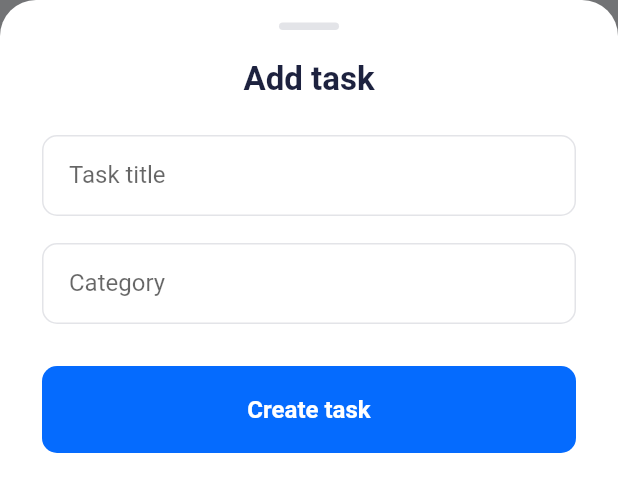
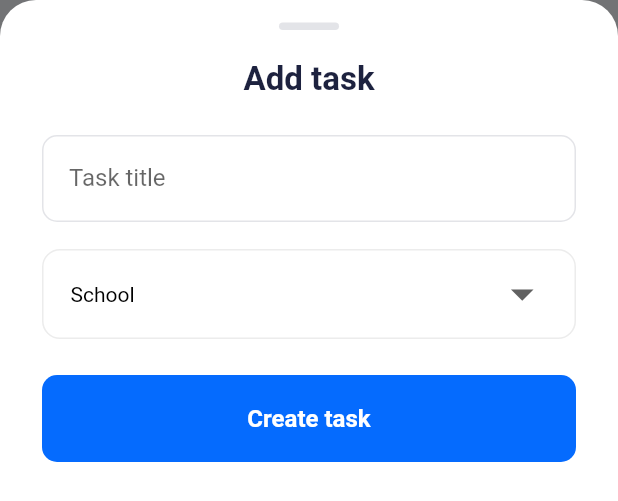
Before and after one commit to godwinnebri/Todoey-app, a Flutter app: the AddTaskScreen widget shown alone on an empty page, opened directly with empty values, on a phone screen of 412 x 824 dp. Shown: the top 501 px of the screen. Run offline on Flutter 3.47's test engine with Material 2 defaults, Android fonts, the phone set to English and light mode, and no system bars; our stand-ins replace iconsax, lottie; missing offline and left inert: dart:ffi; network calls fail.

Commit message:
🎉 some cool features

```diff
--- a/lib/main.dart
+++ b/lib/main.dart
@@ -14,7 +14,7 @@ class MyApp extends StatelessWidget {
       theme: ThemeData(
         primarySwatch: Colors.blue,
       ),
-      home: TasksScreen(),
+      home: const TasksScreen(),
     );
   }
 }
--- a/lib/models/task.dart
+++ b/lib/models/task.dart
@@ -1,6 +1,8 @@
+import 'package:todoey_two/utils/category_enum.dart';
+
 class Task {
   final String name;
-  final String category;
+  final TaskCategory? category;
 
   bool isDone;
 
@@ -12,6 +14,5 @@ class Task {
 
   void toggleDone() {
     isDone = !isDone;
-
   }
 }
--- a/lib/screens/add_task_screen.dart
+++ b/lib/screens/add_task_screen.dart
@@ -1,16 +1,24 @@
 import 'package:flutter/material.dart';
 import 'package:todoey_two/constants/color_constants.dart';
+import 'package:todoey_two/utils/category_enum.dart';
 import 'package:todoey_two/widgets/buttons/primary_buttton.dart';
-import 'package:todoey_two/widgets/textfields/textfield(title).dart';
+import 'package:todoey_two/widgets/textfield.dart';
 
-class AddTaskScreen extends StatelessWidget {
-  AddTaskScreen(this.addTaskCallback);
+class AddTaskScreen extends StatefulWidget {
+  const AddTaskScreen(this.addTaskCallback, {super.key});
   final Function addTaskCallback;
 
+  @override
+  State<AddTaskScreen> createState() => _AddTaskScreenState();
+}
+
+class _AddTaskScreenState extends State<AddTaskScreen> {
+  final TextEditingController titleController = TextEditingController();
+
+  TaskCategory? selectedCategory = TaskCategory.values.first;
+
+  @override
   Widget build(BuildContext context) {
-    String newTaskTitle = '';
-    String newTaskCategory = '';
-
     return Container(
       color: const Color(0xff727375),
       child: Container(
@@ -44,115 +52,67 @@ class AddTaskScreen extends StatelessWidget {
               const SizedBox(height: 24),
 
               //tasktitle textfield
-              Padding(
-                padding: const EdgeInsets.symmetric(horizontal: 28),
-                child: Container(
-                  height: 54,
-                  child: TextFormField(
-                    // autofocus: true,
-                    //focusNode: _focusNode,
-                    //  onTap: _requestFocus,
-                    // controller: inputController,
-                    onChanged: (newText) {
-                      newTaskTitle = newText;
-                    },
-                    keyboardType: TextInputType.text,
-                    style: const TextStyle(fontSize: 16, color: Colors.black),
-                    decoration: InputDecoration(
-                      label: Text('Task title'),
-                      labelStyle: const TextStyle(
-                          // color: _focusNode.hasFocus ? primaryColor : grey,
-                          fontSize: 16),
-
-                      // prefixIcon: Icon(Icons.email),
-                      filled: false,
-                      //fillColor: accentColor,
-                      hintText: 'Enter task title',
-                      hintStyle: TextStyle(color: Colors.grey.withOpacity(.75)),
-                      contentPadding: const EdgeInsets.symmetric(
-                          vertical: 20.0, horizontal: 18.0),
-                      border: const OutlineInputBorder(
-                        borderSide: BorderSide(color: grey, width: 1.0),
-                        borderRadius: BorderRadius.all(Radius.circular(10.0)),
-                      ),
-                      focusedBorder: const OutlineInputBorder(
-                        borderSide: BorderSide(color: primaryColor, width: 1.0),
-                        borderRadius: BorderRadius.all(Radius.circular(10.0)),
-                      ),
-                      errorBorder: const OutlineInputBorder(
-                        borderSide: BorderSide(color: Colors.red, width: 1.0),
-                        borderRadius: BorderRadius.all(Radius.circular(10.0)),
-                      ),
-                      enabledBorder: OutlineInputBorder(
-                        borderSide: BorderSide(
-                            color: grey.withOpacity(0.2), width: 1.0),
-                        borderRadius: BorderRadius.all(Radius.circular(10.0)),
-                      ),
-                    ),
-                  ),
-                ),
+              TextFieldWidget(
+                labelText: 'Task title',
+                hintText: 'Enter task title',
+                controller: titleController,
               ),
 
               const SizedBox(height: 18),
 
-              //description textfield
-              Padding(
-                padding: const EdgeInsets.symmetric(horizontal: 28),
-                child: Container(
-                  height: 54,
-                  child: TextFormField(
-                    // autofocus: true,
-                    //focusNode: _focusNode,
-                    //  onTap: _requestFocus,
-                    // controller: inputController,
-                    onChanged: (newText) {
-                      newTaskCategory = newText;
-                    },
-                    keyboardType: TextInputType.text,
-                    style: const TextStyle(fontSize: 16, color: Colors.black),
-                    decoration: InputDecoration(
-                      label: Text('Category'),
-                      labelStyle: const TextStyle(
-                          // color: _focusNode.hasFocus ? primaryColor : grey,
-                          fontSize: 16),
+              LayoutBuilder(
+                builder: (context, constraints) {
+                  return Container(
+                    padding: const EdgeInsets.symmetric(horizontal: 18),
+                    margin: const EdgeInsets.symmetric(horizontal: 28),
+                    width: constraints.maxWidth,
+                    decoration: BoxDecoration(
+                      border: Border.all(color: Colors.grey.withOpacity(0.2)),
+                      borderRadius: BorderRadius.circular(12),
+                    ),
+                    child: DropdownButton<TaskCategory>(
+                      value: selectedCategory,
+                      onChanged: (TaskCategory? newValue) {
+                        setState(() {
+                          selectedCategory = newValue;
+                        });
+                      },
+                      dropdownColor: Colors.white,
+                      icon: Padding(
+                        padding: EdgeInsets.only(
+                          left: constraints.maxWidth * 0.55,
+                        ), // set padding here
+                        child: const Icon(Icons.arrow_drop_down),
+                      ),
+                      iconSize: 36,
+                      elevation: 0,
+                      style: const TextStyle(color: Colors.black),
+                      underline: Container(
+                        height: 0,
+                      ),
+                      itemHeight: 58,
+                      items: TaskCategory.values.map((category) {
+                        return DropdownMenuItem<TaskCategory>(
+                          value: category,
+                          child: Text(category.toString()),
+                        );
+                      }).toList(),
+                    ),
+                  );
+                },
+              ),
 
-                      // prefixIcon: Icon(Icons.email),
-                      filled: false,
-                      //fillColor: accentColor,
-                      hintText: 'Enter task category',
-                      hintStyle: TextStyle(color: Colors.grey.withOpacity(.75)),
-                      contentPadding: const EdgeInsets.symmetric(
-                          vertical: 20.0, horizontal: 18.0),
-                      border: const OutlineInputBorder(
-                        borderSide: BorderSide(color: grey, width: 1.0),
-                        borderRadius: BorderRadius.all(Radius.circular(10.0)),
-                      ),
-                      focusedBorder: const OutlineInputBorder(
-                        borderSide: BorderSide(color: primaryColor, width: 1.0),
-                        borderRadius: BorderRadius.all(Radius.circular(10.0)),
-                      ),
-                      errorBorder: const OutlineInputBorder(
-                        borderSide: BorderSide(color: Colors.red, width: 1.0),
-                        borderRadius: BorderRadius.all(Radius.circular(10.0)),
-                      ),
-                      enabledBorder: OutlineInputBorder(
-                        borderSide: BorderSide(
-                            color: grey.withOpacity(0.2), width: 1.0),
-                        borderRadius:
-                            const BorderRadius.all(Radius.circular(10.0)),
-                      ),
-                    ),
-                  ),
-                ),
-              ),
-              const SizedBox(height: 20),
+              const SizedBox(height: 16),
+
               PrimaryButton(
                 buttonText: "Create task",
                 onPressed: () {
                   //do something
-                  newTaskTitle == ''
+
+                  titleController.text == ''
                       ? null
-                      : addTaskCallback(newTaskTitle, newTaskCategory);
+                      : widget.addTaskCallback(
+                          titleController.text, selectedCategory);
                 },
               )
             ],
--- /dev/null
+++ b/lib/utils/category_enum.dart
@@ -0,0 +1,44 @@
+import 'package:todoey_two/models/task.dart';
+import 'package:todoey_two/utils/todo_list_class.dart';
+
+enum TaskCategory {
+  school,
+  personal,
+  work,
+  business;
+
+  @override
+  String toString() => toTitleCase(name);
+  static void addToTaskCategory(String name, TaskCategory category) {
+    switch (category) {
+      case TaskCategory.school:
+        return TodoList.schoolTasks.add(Task(
+          name: name,
+          category: category,
+        ));
+
+      case TaskCategory.personal:
+        return TodoList.personalTasks.add(Task(
+          name: name,
+          category: category,
+        ));
+
+      case TaskCategory.work:
+        return TodoList.workTasks.add(Task(
+          name: name,
+          category: category,
+        ));
+
+      case TaskCategory.business:
+        return TodoList.businessTasks.add(Task(
+          name: name,
+          category: category,
+        ));
+
+      default:
+        return;
+    }
+  }
+}
+
+String toTitleCase(String name) => name[0].toUpperCase() + name.substring(1);
--- /dev/null
+++ b/lib/utils/todo_list_class.dart
@@ -0,0 +1,19 @@
+//List of tasks
+import 'package:todoey_two/models/task.dart';
+
+class TodoList {
+  static List<Task> schoolTasks = [];
+  static List<Task> personalTasks = [];
+  static List<Task> workTasks = [];
+  static List<Task> businessTasks = [];
+
+  static List<Task> allTasks = [];
+
+  void joinAllTasks() {
+    allTasks.clear();
+    allTasks.addAll(schoolTasks);
+    allTasks.addAll(personalTasks);
+    allTasks.addAll(workTasks);
+    allTasks.addAll(businessTasks);
+  }
+}
--- /dev/null
+++ b/lib/widgets/textfield.dart
@@ -0,0 +1,55 @@
+import 'package:flutter/material.dart';
+import 'package:todoey_two/constants/color_constants.dart';
+
+class TextFieldWidget extends StatelessWidget {
+  const TextFieldWidget({
+    Key? key,
+    required this.labelText,
+    required this.hintText,
+    required this.controller,
+  }) : super(key: key);
+
+  final String labelText;
+  final String hintText;
+  final TextEditingController controller;
+
+  @override
+  Widget build(BuildContext context) {
+    return Padding(
+      padding: const EdgeInsets.symmetric(horizontal: 28),
+      child: Container(
+        height: 58,
+        child: TextFormField(
+          controller: controller,
+          keyboardType: TextInputType.text,
+          style: const TextStyle(fontSize: 16, color: Colors.black),
+          decoration: InputDecoration(
+            label: Text(labelText),
+            labelStyle: const TextStyle(fontSize: 16),
+            filled: false,
+            hintText: hintText,
+            hintStyle: TextStyle(color: Colors.grey.withOpacity(.75)),
+            contentPadding:
+                const EdgeInsets.symmetric(vertical: 20.0, horizontal: 18.0),
+            border: const OutlineInputBorder(
+              borderSide: BorderSide(color: grey, width: 1.0),
+              borderRadius: BorderRadius.all(Radius.circular(10.0)),
+            ),
+            focusedBorder: const OutlineInputBorder(
+              borderSide: BorderSide(color: primaryColor, width: 1.0),
+              borderRadius: BorderRadius.all(Radius.circular(10.0)),
+            ),
+            errorBorder: const OutlineInputBorder(
+              borderSide: BorderSide(color: Colors.red, width: 1.0),
+              borderRadius: BorderRadius.all(Radius.circular(10.0)),
+            ),
+            enabledBorder: OutlineInputBorder(
+              borderSide: BorderSide(color: grey.withOpacity(0.2), width: 1.0),
+              borderRadius: const BorderRadius.all(Radius.circular(10.0)),
+            ),
+          ),
+        ),
+      ),
+    );
+  }
+}
```
Also changed, not shown: lib/screens/tasks_screen.dart (+37 -34 lines), lib/widgets/components/category_container.dart (renamed from lib/widgets/category_container.dart, +9 -5 lines), lib/widgets/components/tasks_listview.dart (renamed from lib/widgets/tasks_list.dart, +1 -9 lines), lib/widgets/components/tasktile.dart (renamed from lib/widgets/tasktile.dart, +7 -7 lines), lib/widgets/textfields/textfield(title).dart (deleted, +0 -90 lines).
